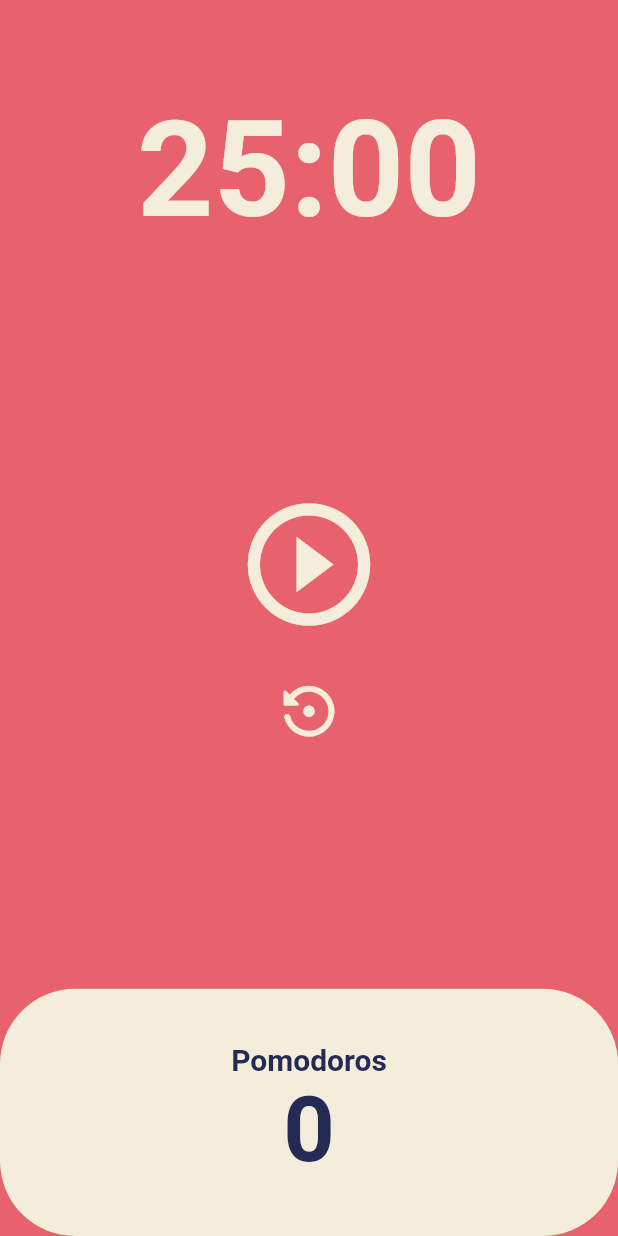
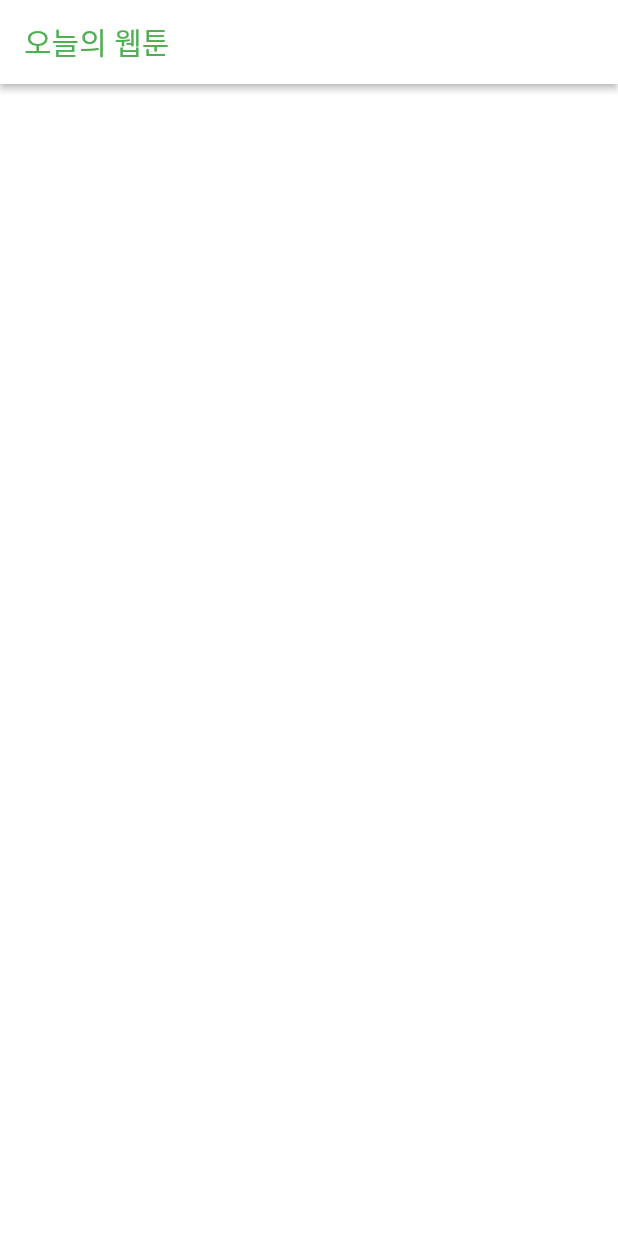
Before and after one commit to ShinHeeJin/flutterHelloWorld, a Flutter app: the screen it shows after launch, on a phone screen of 412 x 824 dp. Run offline on Flutter 3.47's test engine with Material 2 defaults, Android fonts, the phone set to English and light mode, and no system bars.

Commit message:
feature : TodayWebToon, AppBar config

```diff
--- a/lib/main.dart
+++ b/lib/main.dart
@@ -1,4 +1,4 @@
-import 'package:first/screens/home_screen.dart';
+import 'package:first/screens/today_toons_home_screen.dart';
 import 'package:flutter/material.dart';
 
 void main() {
@@ -22,7 +22,7 @@ class MyApp extends StatelessWidget {
         ),
         cardColor: const Color(0xFFF4EDDB),
       ),
-      home: const HomeScreen(),
+      home: const TodayToonsHomeScreen(),
     );
   }
 }
--- /dev/null
+++ b/lib/screens/today_toons_home_screen.dart
@@ -0,0 +1,30 @@
+import 'package:flutter/material.dart';
+
+class TodayToonsHomeScreen extends StatefulWidget {
+  const TodayToonsHomeScreen({super.key});
+
+  @override
+  State<TodayToonsHomeScreen> createState() => _TodayToonsHomeScreenState();
+}
+
+class _TodayToonsHomeScreenState extends State<TodayToonsHomeScreen> {
+  @override
+  Widget build(BuildContext context) {
+    return MaterialApp(
+      home: Scaffold(
+        backgroundColor: Colors.white,
+        appBar: AppBar(
+          elevation: 2,
+          foregroundColor: Colors.green,
+          backgroundColor: Colors.white,
+          title: const Text(
+            "오늘의 웹툰",
+            style: TextStyle(
+              fontSize: 20,
+            ),
+          ),
+        ),
+      ),
+    );
+  }
+}
```
